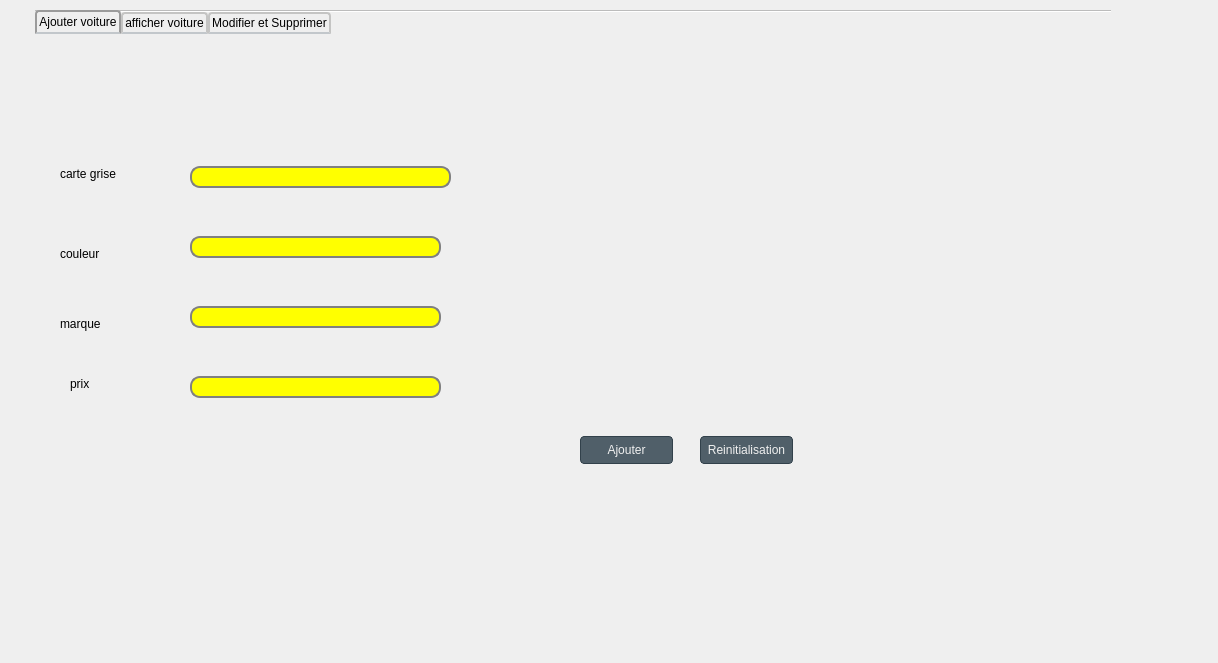
Above: voiture.ui from melek007/smart_wedding_2a09 before the change. Below: the same form after it.
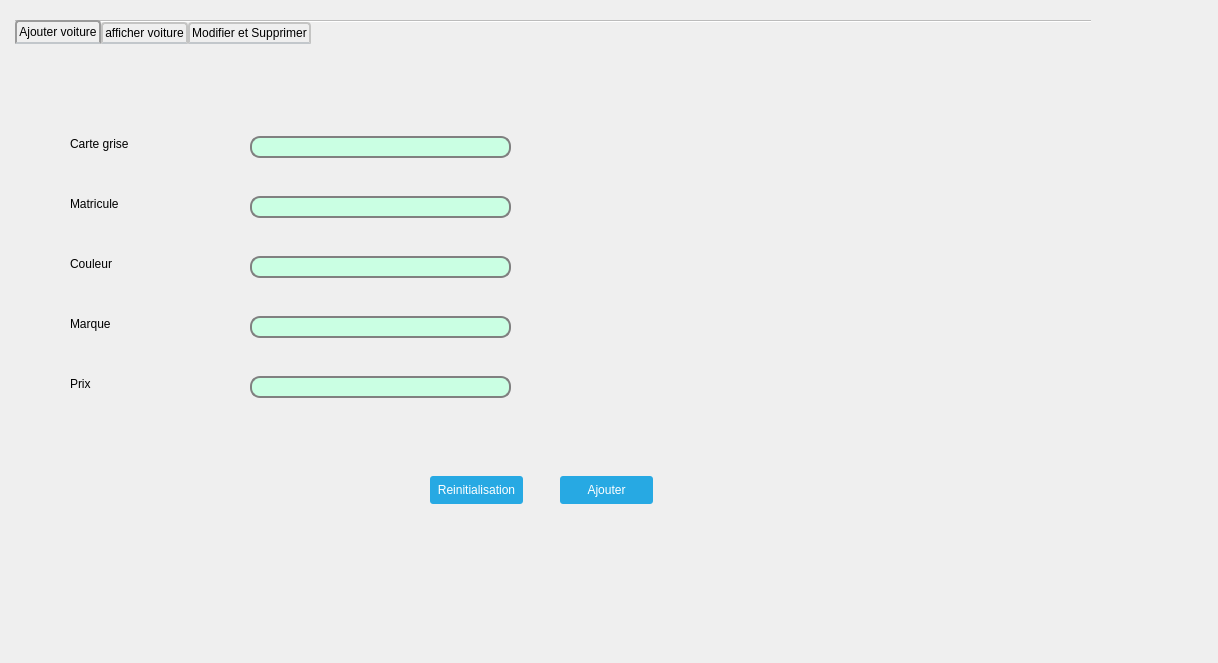
That is the form after the change. The open tabs and pages were chosen to show the change.

Commit message: correction coloumn voiture

The edit to the form file:
```diff
--- a/voiture.ui
+++ b/voiture.ui
@@ -13,11 +13,14 @@
   <property name="windowTitle">
    <string>Dialog</string>
   </property>
+  <property name="styleSheet">
+   <string notr="true"/>
+  </property>
   <widget class="QTabWidget" name="voiture_2">
    <property name="geometry">
     <rect>
-     <x>30</x>
-     <y>10</y>
+     <x>10</x>
+     <y>20</y>
      <width>1081</width>
      <height>641</height>
     </rect>
@@ -79,136 +82,139 @@
     <widget class="QLabel" name="label">
      <property name="geometry">
       <rect>
-       <x>30</x>
-       <y>130</y>
-       <width>141</width>
+       <x>60</x>
+       <y>90</y>
+       <width>91</width>
        <height>16</height>
       </rect>
      </property>
+     <property name="styleSheet">
+      <string notr="true"/>
+     </property>
      <property name="text">
-      <string>carte grise</string>
+      <string>Carte grise</string>
      </property>
     </widget>
     <widget class="QLabel" name="label_2">
      <property name="geometry">
       <rect>
-       <x>30</x>
+       <x>60</x>
        <y>210</y>
        <width>55</width>
        <height>16</height>
       </rect>
      </property>
      <property name="text">
-      <string>couleur</string>
+      <string>Couleur</string>
      </property>
     </widget>
     <widget class="QLabel" name="label_3">
      <property name="geometry">
       <rect>
-       <x>30</x>
-       <y>280</y>
+       <x>60</x>
+       <y>270</y>
        <width>55</width>
        <height>16</height>
       </rect>
      </property>
      <property name="text">
-      <string>marque</string>
+      <string>Marque</string>
      </property>
     </widget>
     <widget class="QLabel" name="label_4">
      <property name="geometry">
       <rect>
-       <x>40</x>
-       <y>340</y>
+       <x>60</x>
+       <y>330</y>
        <width>55</width>
        <height>16</height>
       </rect>
      </property>
      <property name="text">
-      <string>prix</string>
+      <string>Prix</string>
      </property>
     </widget>
     <widget class="QLineEdit" name="lineEdit_CARTE_GRISE">
      <property name="geometry">
       <rect>
-       <x>160</x>
-       <y>130</y>
+       <x>240</x>
+       <y>90</y>
        <width>261</width>
        <height>22</height>
       </rect>
      </property>
      <property name="styleSheet">
-      <string notr="true">QLineEdit {
-    border: 2px solid gray;
-    border-radius: 10px;
-    padding: 0 8px;
-    background: yellow;
-    selection-background-color: darkgray;
-}</string>
+      <string notr="true">QLineEdit{ background-color:rgb(202, 255, 227);
+border: 2px solid gray;
+border-radius: 10px;
+padding: 0 8px;
+selection-background-color: darkgray;
+font-size: 16px;}
+QLineEdit:focus { background-color:rgb(192, 192, 255);}</string>
      </property>
     </widget>
     <widget class="QLineEdit" name="lineEdit_couleur">
      <property name="geometry">
       <rect>
-       <x>160</x>
-       <y>200</y>
-       <width>251</width>
+       <x>240</x>
+       <y>210</y>
+       <width>261</width>
        <height>22</height>
       </rect>
      </property>
      <property name="styleSheet">
-      <string notr="true">QLineEdit {
-    border: 2px solid gray;
-    border-radius: 10px;
-    padding: 0 8px;
-    background: yellow;
-    selection-background-color: darkgray;
-}</string>
+      <string notr="true">QLineEdit{ background-color:rgb(202, 255, 227);
+border: 2px solid gray;
+border-radius: 10px;
+padding: 0 8px;
+selection-background-color: darkgray;
+font-size: 16px;}
+QLineEdit:focus { background-color:rgb(192, 192, 255);}</string>
      </property>
     </widget>
     <widget class="QLineEdit" name="lineEdit_marque">
      <property name="geometry">
       <rect>
-       <x>160</x>
+       <x>240</x>
        <y>270</y>
-       <width>251</width>
+       <width>261</width>
        <height>22</height>
       </rect>
      </property>
      <property name="styleSheet">
-      <string notr="true">QLineEdit {
-    border: 2px solid gray;
-    border-radius: 10px;
-    padding: 0 8px;
-    background: yellow;
-    selection-background-color: darkgray;
-}</string>
+      <string notr="true">QLineEdit{ background-color:rgb(202, 255, 227);
+border: 2px solid gray;
+border-radius: 10px;
+padding: 0 8px;
+selection-background-color: darkgray;
+font-size: 16px;}
+QLineEdit:focus { background-color:rgb(192, 192, 255);}</string>
      </property>
     </widget>
     <widget class="QLineEdit" name="lineEdit_prix">
      <property name="geometry">
       <rect>
-       <x>160</x>
-       <y>340</y>
-       <width>251</width>
+       <x>240</x>
+       <y>330</y>
+       <width>261</width>
        <height>22</height>
       </rect>
      </property>
      <property name="styleSheet">
-      <string notr="true">QLineEdit {
-    border: 2px solid gray;
-    border-radius: 10px;
-    padding: 0 8px;
-    background: yellow;
-    selection-background-color: darkgray;
-}</string>
+      <string notr="true">QLineEdit{ background-color:rgb(202, 255, 227);
+border: 2px solid gray;
+border-radius: 10px;
+padding: 0 8px;
+selection-background-color: darkgray;
+font-size: 16px;}
+QLineEdit:focus { background-color:rgb(192, 192, 255);}</string>
      </property>
     </widget>
     <widget class="QPushButton" name="Ajouter_voiture">
      <property name="geometry">
       <rect>
        <x>550</x>
-       <y>400</y>
+       <y>430</y>
        <width>93</width>
        <height>28</height>
       </rect>
@@ -229,7 +235,13 @@
   outline: none;
 
 }
-
+QPushButton
+{
+  color: white;
+  background-color: #27a9e3;
+  border-width: 0px;
+  border-radius: 3px;
+}
 </string>
      </property>
      <property name="text">
@@ -239,8 +251,8 @@
     <widget class="QPushButton" name="renitialisation">
      <property name="geometry">
       <rect>
-       <x>670</x>
-       <y>400</y>
+       <x>420</x>
+       <y>430</y>
        <width>93</width>
        <height>28</height>
       </rect>
@@ -261,13 +273,51 @@
   outline: none;
 
 }
-
+QPushButton
+{
+  color: white;
+  background-color: #27a9e3;
+  border-width: 0px;
+  border-radius: 3px;
+}
 </string>
      </property>
      <property name="text">
       <string>Reinitialisation</string>
      </property>
     </widget>
+    <widget class="QLineEdit" name="lineEdit_matricule">
+     <property name="geometry">
+      <rect>
+       <x>240</x>
+       <y>150</y>
+       <width>261</width>
+       <height>22</height>
+      </rect>
+     </property>
+     <property name="styleSheet">
+      <string notr="true">QLineEdit{ background-color:rgb(202, 255, 227);
+border: 2px solid gray;
+border-radius: 10px;
+padding: 0 8px;
+selection-background-color: darkgray;
+font-size: 16px;}
+QLineEdit:focus { background-color:rgb(192, 192, 255);}</string>
+     </property>
+    </widget>
+    <widget class="QLabel" name="label_6">
+     <property name="geometry">
+      <rect>
+       <x>60</x>
+       <y>150</y>
+       <width>91</width>
+       <height>16</height>
+      </rect>
+     </property>
+     <property name="text">
+      <string>Matricule</string>
+     </property>
+    </widget>
    </widget>
    <widget class="QWidget" name="tab_3">
     <attribute name="title">
```
Left out of the diff: 287 changed lines with no effect on the pictures. The commit also changes 13 other files.
